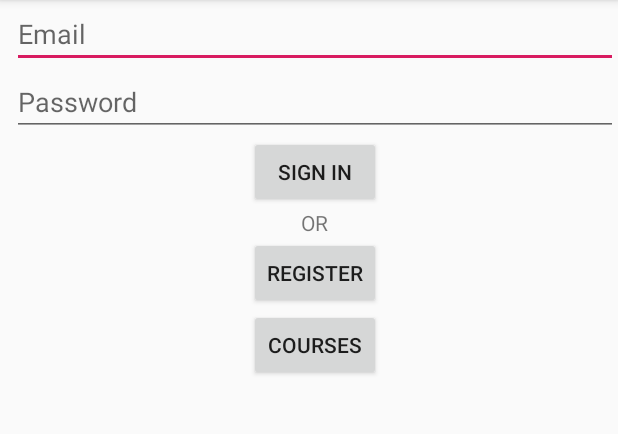
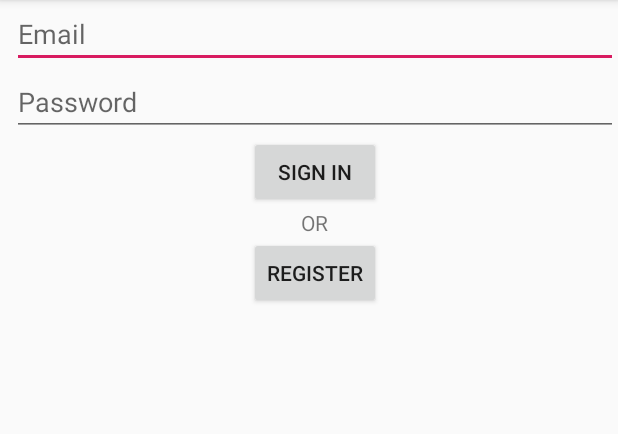
Before and after one commit to KartikeyaSingh03/Kriti_App, an Android app: the screen it shows after launch (SignInActivity), on a phone screen of 412 x 824 dp, the part 84-518 px from its top. Run offline under Robolectric (Android 15) with nearby library versions, the phone set to English and light mode, and no system bars.

Commit message:
Removed Courses Button

```diff
--- a/app/src/main/res/layout/activity_sign_in.xml
+++ b/app/src/main/res/layout/activity_sign_in.xml
@@ -43,11 +43,7 @@
                 android:layout_height="wrap_content"
                 android:text="Register"
                 android:id="@+id/registerButton"/>
-            <Button
-                android:layout_width="wrap_content"
-                android:layout_height="wrap_content"
-                android:text="Courses"
-                android:id="@+id/course"/>
+
 
 
 
```
